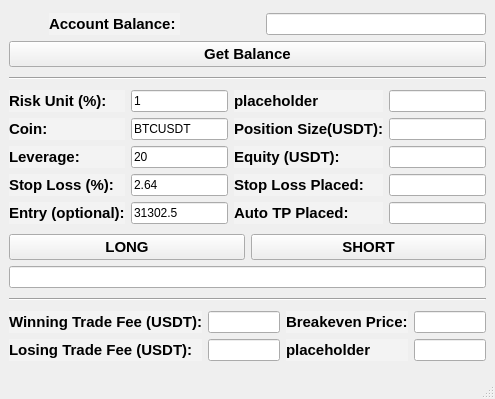
First picture: the form in bybit_ui_v1.ui, repository eduardogv/bybit-trading-terminal, before the edit.
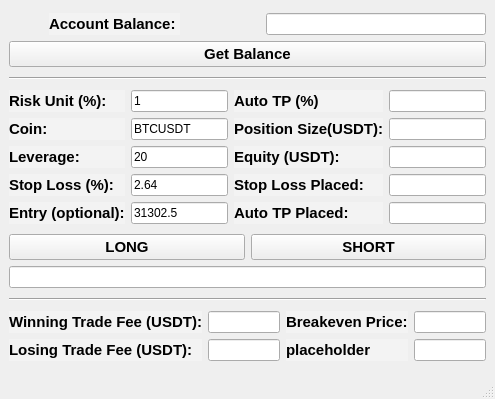
Second picture: the form after the edit.

Commit message: empiezo la v1.1

What changed in the file:
```diff
--- a/bybit_ui_v1.ui
+++ b/bybit_ui_v1.ui
@@ -1385,7 +1385,7 @@
          <bool>true</bool>
         </property>
         <property name="text">
-         <string>placeholder</string>
+         <string>Auto TP (%)</string>
         </property>
        </widget>
       </item>
```
Left out of the diff: 8 changed lines with no effect on the pictures. The commit also changes 1 other file.
